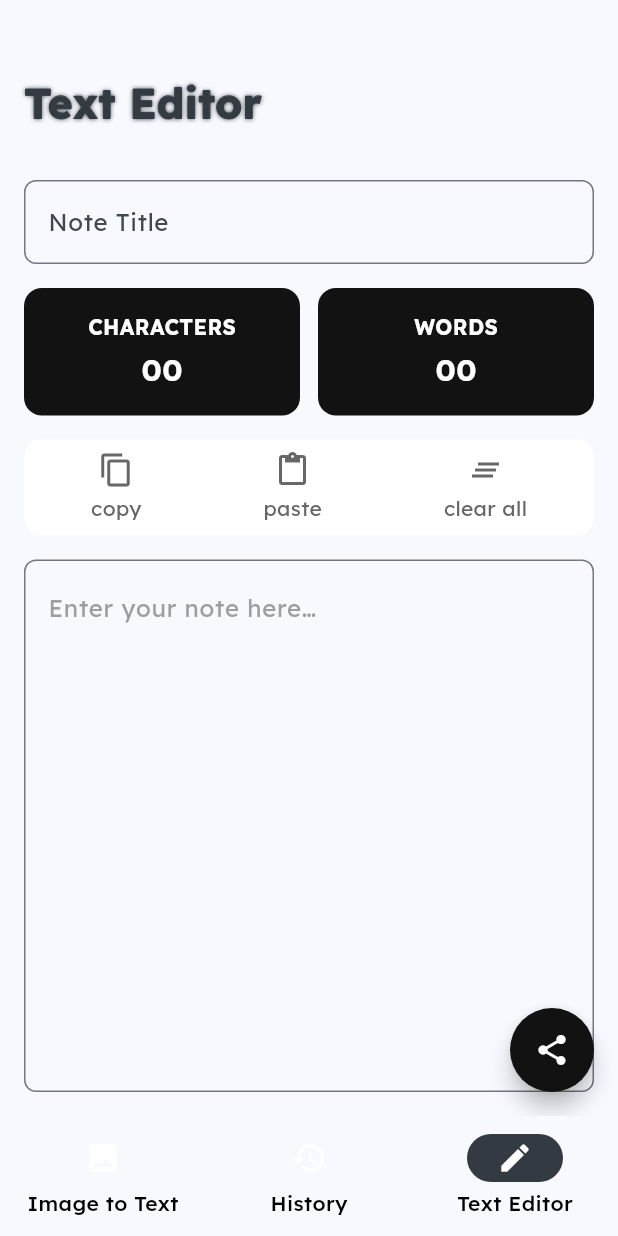
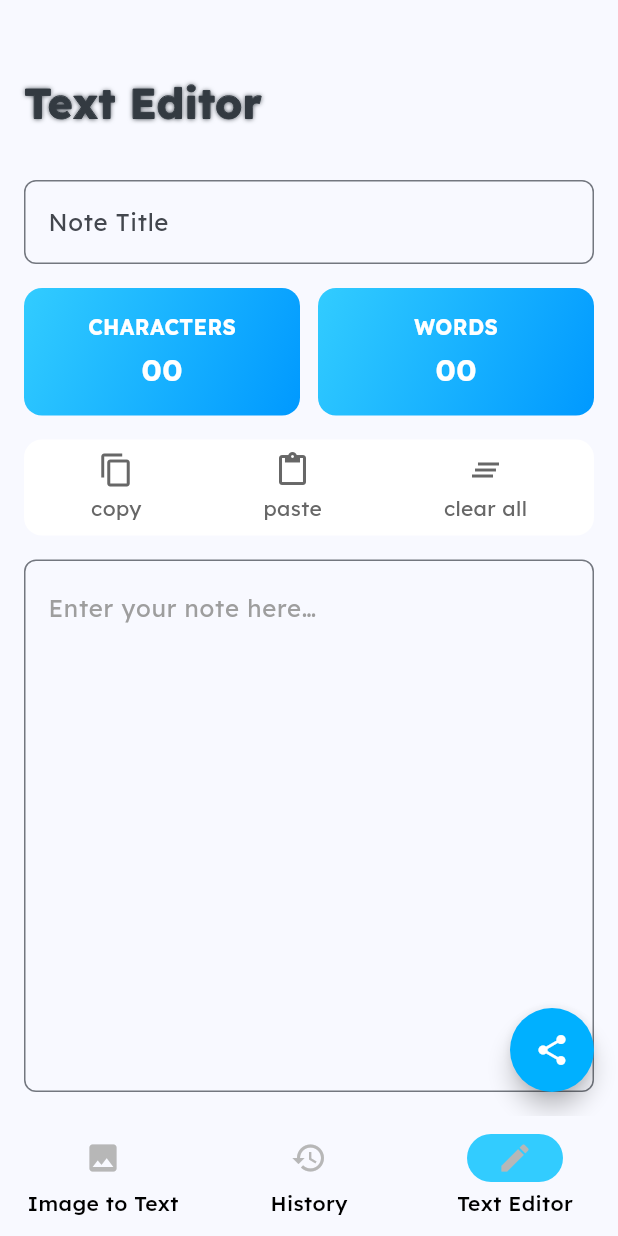
Before and after one commit to asathsara/text-scanner-app, a Flutter app: the screen it shows after launch, item 3 of the bottom bar chosen, after a tap on the "share" icon, on a phone screen of 412 x 824 dp. Run offline on Flutter 3.47's test engine with Material 3 defaults, Android fonts, the phone set to English and light mode, and no system bars; our stand-ins replace cloud_firestore, firebase_core, google_fonts, image_picker, share_plus; missing offline and left inert: google_mlkit_text_recognition; accounts and stored records are empty; generated files the repository leaves out were written again.

Commit message:
implement theme toggle functionality

```diff
--- a/lib/components/history_item_card.dart
+++ b/lib/components/history_item_card.dart
@@ -1,6 +1,5 @@
 import 'package:flutter/material.dart';
 import 'package:intl/intl.dart';
-import 'package:text_extractor_app/utils/constants/colors.dart';
 
 class HistoryItemCard extends StatelessWidget {
   final String title;
--- a/lib/components/note_counter_card.dart
+++ b/lib/components/note_counter_card.dart
@@ -18,9 +18,7 @@ class NoteCounterCard extends StatelessWidget {
         padding: const EdgeInsets.all(16),
         decoration: BoxDecoration(
           borderRadius: BorderRadius.circular(12),
-          color: Theme.of(context).brightness == Brightness.dark
-              ? Colors.grey[800]
-              : MyColors.lightBlack,
+          gradient: MyColors.blueGradient
         ),
         child: Column(
           children: [
--- a/lib/main.dart
+++ b/lib/main.dart
@@ -4,6 +4,7 @@
 import 'package:text_extractor_app/firebase_options.dart';
 import 'package:text_extractor_app/home_screen.dart';
 import 'package:text_extractor_app/providers/note_provider.dart';
+import 'package:text_extractor_app/providers/theme_provider.dart';
 import 'package:text_extractor_app/utils/themes/theme.dart';
 
 void main() async {
@@ -13,7 +14,11 @@
 
   runApp(
     MultiProvider(
-      providers: [ChangeNotifierProvider(create: (_) => NoteProvider())],
+      providers: [
+        ChangeNotifierProvider(create: (_) => NoteProvider()),
+        ChangeNotifierProvider(create: (_) => ThemeProvider()), // Add this line
+      ],
+
       child: const MyApp(),
     ),
   );
@@ -24,11 +29,13 @@
 
   @override
   Widget build(BuildContext context) {
+    final themeProvider = Provider.of<ThemeProvider>(context);
+
     return MaterialApp(
       title: 'Image to Text App',
       theme: AppThemes.lightTheme,
       darkTheme: AppThemes.darkTheme,
-      themeMode: ThemeMode.system,
+      themeMode: themeProvider.currentThemeMode,
       home: MyHomePage(),
       debugShowCheckedModeBanner: false,
     );
--- /dev/null
+++ b/lib/providers/theme_provider.dart
@@ -0,0 +1,15 @@
+// theme_provider.dart
+import 'package:flutter/material.dart';
+
+class ThemeProvider extends ChangeNotifier {
+  bool _isDark = false;
+
+  bool get isDark => _isDark;
+
+  ThemeMode get currentThemeMode => _isDark ? ThemeMode.dark : ThemeMode.light;
+
+  void toggleTheme() {
+    _isDark = !_isDark;
+    notifyListeners();
+  }
+}
--- a/lib/screens/image_text_screen.dart
+++ b/lib/screens/image_text_screen.dart
@@ -5,7 +5,9 @@ import 'package:flutter/material.dart';
 import 'package:google_mlkit_text_recognition/google_mlkit_text_recognition.dart';
 import 'package:image_picker/image_picker.dart';
 import 'package:intl/intl.dart';
+import 'package:provider/provider.dart';
 import 'package:text_extractor_app/components/stroke_text.dart';
+import 'package:text_extractor_app/providers/theme_provider.dart';
 
 class ImageTextScreen extends StatefulWidget {
   const ImageTextScreen({super.key});
@@ -118,7 +120,16 @@ class _ImageTextScreenState extends State<ImageTextScreen> {
           crossAxisAlignment: CrossAxisAlignment.start,
           children: [
             const SizedBox(height: 32),
-            const StrokeText(text: "Image to Text"),
+            GestureDetector(
+              onTap: () {
+                Provider.of<ThemeProvider>(
+                  context,
+                  listen: false,
+                ).toggleTheme();
+              },
+              child: const StrokeText(text: "Image to Text"),
+            ),
+
             const SizedBox(height: 32),
             // Image Upload Box
             GestureDetector(
--- a/lib/screens/text_editor_screen.dart
+++ b/lib/screens/text_editor_screen.dart
@@ -169,9 +169,7 @@ class _TextEditorScreenState extends State<TextEditorScreen> {
       ),
       floatingActionButton: FloatingActionButton(
         shape: const CircleBorder(),
-        backgroundColor: Theme.of(context).brightness == Brightness.dark
-            ? Colors.grey[800]
-            : MyColors.lightBlack,
+        backgroundColor: MyColors.cyanBlue,
         onPressed: _shareNote,
         child: const Icon(Icons.share, color: Colors.white),
       ),
--- a/lib/utils/constants/colors.dart
+++ b/lib/utils/constants/colors.dart
@@ -66,4 +66,14 @@ class MyColors {
   static Color systemText = Colors.black.withValues(alpha: 0.72);
   static Color counterBlue = Color(0xFF32374B);
   static Color cardGray = Color(0xFFF3F3F3);
+
+  static const LinearGradient blueGradient = LinearGradient(
+    begin: Alignment.topLeft,
+    end: Alignment.bottomRight,
+    colors: [
+      brightBlue, // Start color
+      skyBlue, // End color
+    ],
+  );
+
 }
--- a/lib/utils/themes/navigation_theme.dart
+++ b/lib/utils/themes/navigation_theme.dart
@@ -4,25 +4,25 @@ import 'package:text_extractor_app/utils/constants/colors.dart';
 class AppNavigationThemes {
   static NavigationBarThemeData light = NavigationBarThemeData(
     backgroundColor: MyColors.lightWhite,
-    indicatorColor: MyColors.textBlue,
+    indicatorColor: MyColors.brightBlue,
 
     labelTextStyle: WidgetStateProperty.all(
       const TextStyle(color: Colors.black, fontWeight: FontWeight.w500),
     ),
     iconTheme: WidgetStateProperty.all(
-      const IconThemeData(color: MyColors.white),
+      const IconThemeData(color: MyColors.iconGray),
     ),
   );
 
   static NavigationBarThemeData dark = NavigationBarThemeData(
     backgroundColor: MyColors.lightBlack,
-    indicatorColor: MyColors.backgroundGray,
+    indicatorColor: MyColors.brightBlue,
     elevation: 8,
     labelTextStyle: WidgetStateProperty.all(
       const TextStyle(color: Colors.white, fontWeight: FontWeight.w500),
     ),
     iconTheme: WidgetStateProperty.all(
-      const IconThemeData(color: MyColors.mediumGray),
+      const IconThemeData(color: MyColors.white),
     ),
   );
 }
```
